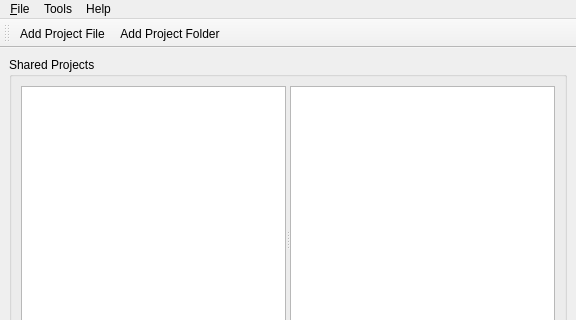
Qt form MCMainWindow.ui (TheProjecter/music-collaborator) before a commit; both pictures show x 0 to 576 and y 0 to 320 of the 576 by 462 pixel window.
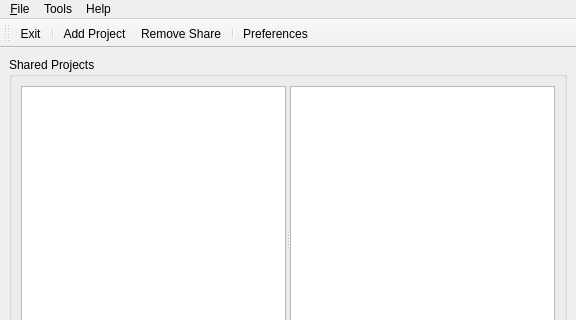
The same form after that commit. Icons and pictures are not drawn.

Diff of the .ui file:
```diff
--- a/MCMainWindow.ui
+++ b/MCMainWindow.ui
@@ -189,22 +189,17 @@
    <attribute name="toolBarBreak">
     <bool>false</bool>
    </attribute>
-   <addaction name="actionAdd_Project_File"/>
+   <addaction name="actionE_xit"/>
+   <addaction name="separator"/>
    <addaction name="actionAdd_Project_Folder"/>
+   <addaction name="actionRemove_Share"/>
+   <addaction name="separator"/>
+   <addaction name="actionPreferences"/>
   </widget>
   <action name="actionE_xit">
    <property name="text">
     <string>E&amp;xit</string>
    </property>
-  </action>
-  <action name="actionAdd_Project_File">
-   <property name="icon">
-    <iconset resource="Resources.qrc">
-     <normaloff>:/Icons/file-add</normaloff>:/Icons/file-add</iconset>
-   </property>
-   <property name="text">
-    <string>Add Project File ...</string>
-   </property>
    <property name="toolTip">
     <string>Add a new local project file to share</string>
    </property>
@@ -215,7 +210,7 @@
      <normaloff>:/Icons/folder-add</normaloff>:/Icons/folder-add</iconset>
    </property>
    <property name="text">
-    <string>Add Project Folder...</string>
+    <string>Add Project...</string>
    </property>
    <property name="toolTip">
     <string>Add a new project folder to share</string>
@@ -225,6 +220,21 @@
    <property name="text">
     <string>Preferences...</string>
    </property>
+   <property name="toolTip">
+    <string>Modify application preferences</string>
+   </property>
+  </action>
+  <action name="actionRemove_Share">
+   <property name="icon">
+    <iconset>
+     <normaloff>:/Icons/remove</normaloff>:/Icons/remove</iconset>
+   </property>
+   <property name="text">
+    <string>Remove Share</string>
+   </property>
+   <property name="toolTip">
+    <string>Stop sharing the selected project...</string>
+   </property>
   </action>
  </widget>
  <resources>
```
Left out of the diff: 29 changed lines with no effect on the pictures.
